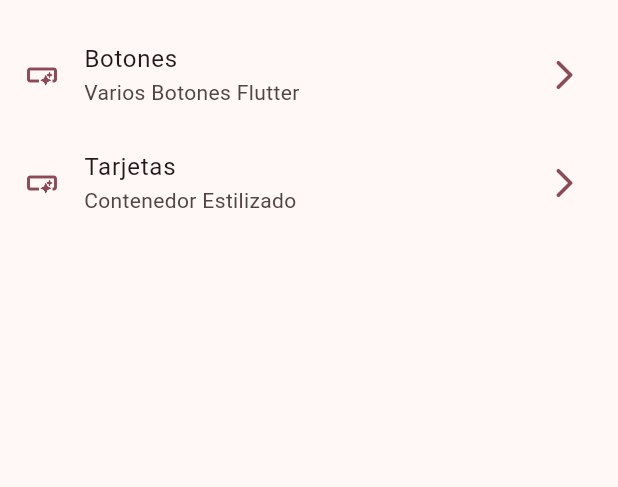
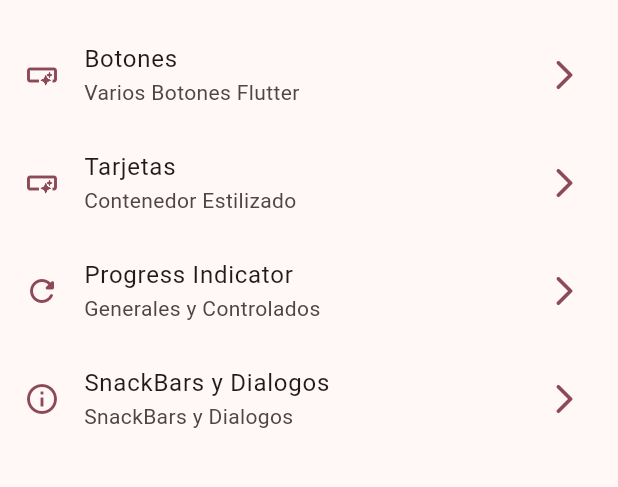
Before and after one commit to DevJoseAle/widgets-app, a Flutter app: the screen it shows after launch, on a phone screen of 412 x 824 dp, the part 63-550 px from its top. Run offline on Flutter 3.47's test engine with Material 2 defaults, Android fonts, the phone set to English and light mode, and no system bars; our stand-ins replace go_router.

Commit message:
progress bar y snack bar agregados

```diff
--- a/lib/config/menu/menu_items.dart
+++ b/lib/config/menu/menu_items.dart
@@ -29,5 +29,40 @@ const appMenuItems = <MenuItem>[
     subtitle: 'Contenedor Estilizado',
     link: '/cards',
     icon: Icons.smart_button_outlined),
+  MenuItem(
+    title: 'Progress Indicator',
+    subtitle: 'Generales y Controlados',
+    link: '/progress',
+    icon: Icons.refresh_rounded),
+  MenuItem(
+    title: 'SnackBars y Dialogos',
+    subtitle: 'SnackBars y Dialogos',
+    link: '/snackbar',
+    icon: Icons.info_outline),
+  // MenuItem(
+  //   title: 'Tarjetas',
+  //   subtitle: 'Contenedor Estilizado',
+  //   link: '/cards',
+  //   icon: Icons.smart_button_outlined),
+  // MenuItem(
+  //   title: 'Tarjetas',
+  //   subtitle: 'Contenedor Estilizado',
+  //   link: '/cards',
+  //   icon: Icons.smart_button_outlined),
+  // MenuItem(
+  //   title: 'Tarjetas',
+  //   subtitle: 'Contenedor Estilizado',
+  //   link: '/cards',
+  //   icon: Icons.smart_button_outlined),
+  // MenuItem(
+  //   title: 'Tarjetas',
+  //   subtitle: 'Contenedor Estilizado',
+  //   link: '/cards',
+  //   icon: Icons.smart_button_outlined),
+  // MenuItem(
+  //   title: 'Tarjetas',
+  //   subtitle: 'Contenedor Estilizado',
+  //   link: '/cards',
+  //   icon: Icons.smart_button_outlined),
 
 ];
--- a/lib/config/router/app_router.dart
+++ b/lib/config/router/app_router.dart
@@ -21,5 +21,15 @@ final appRouter = GoRouter(
       name: CardsScreen.name,
       builder: (context, state) => CardsScreen(),
     ),
+    GoRoute(
+      path: '/progress',
+      name: ProgressScreen.name,
+      builder: (context, state) => ProgressScreen(),
+    ),
+    GoRoute(
+      path: '/snackbar',
+      name: SnackbarScreen.name,
+      builder: (context, state) => SnackbarScreen(),
+    ),
   ],
 );
```
Also changed, not shown: lib/presentation/screens/progress/progress_screen.dart (+63 -3 lines), lib/presentation/screens/snackbar/snackbar_screen.dart (+58 -4 lines).
